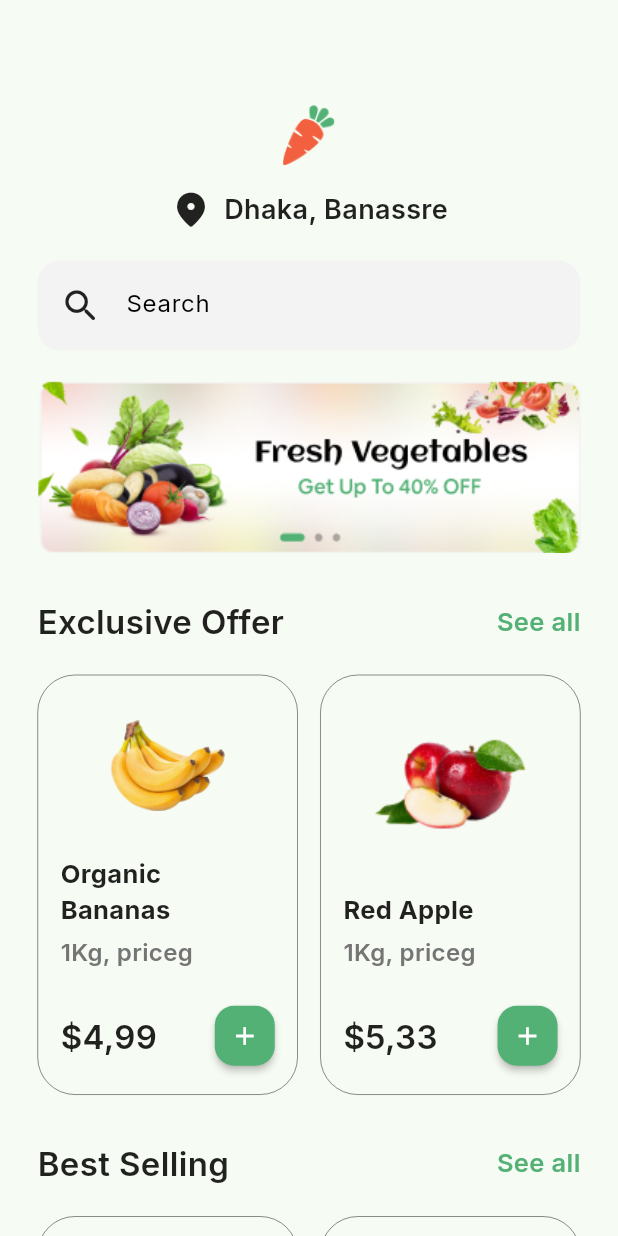
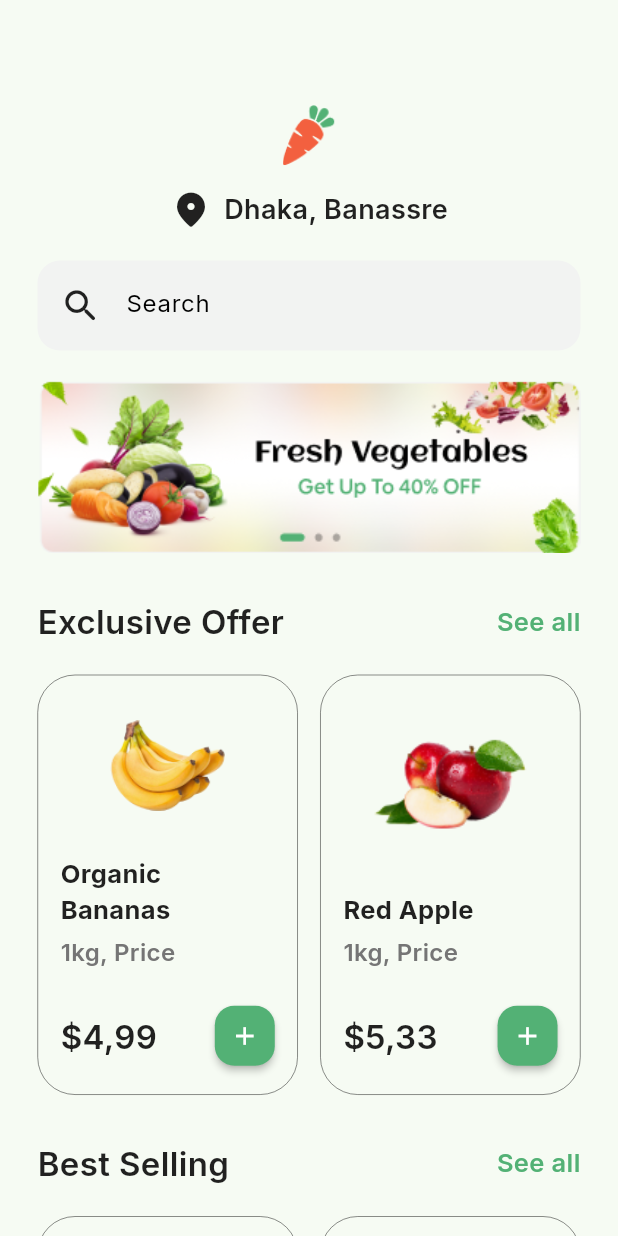
Before and after one commit to mohamed3sman/grocery_app, a Flutter app: the ShopView screen opened directly, on a phone screen of 412 x 824 dp. Run offline on Flutter 3.47's test engine with Material 2 defaults, Android fonts, the phone set to English and light mode, and no system bars; our stand-ins replace animate_do, google_fonts, intl_phone_field; missing offline and left inert: flutter_verification_code; statements that could not run were skipped.

Commit message:
product view done

```diff
--- a/lib/views/explore_view/widgets/custom_product_widget.dart
+++ b/lib/shared/components/custom_product_widget.dart
@@ -6,11 +6,13 @@ class CustomProductWidget extends StatelessWidget {
       {super.key,
       required this.productImage,
       required this.productName,
-      required this.productPrice});
+      required this.productPrice,
+      required this.unit});
 
   final String productImage;
   final String productName;
   final String productPrice;
+  final String unit;
 
   @override
   Widget build(BuildContext context) {
@@ -54,7 +56,7 @@ class CustomProductWidget extends StatelessWidget {
                 height: 5,
               ),
               Text(
-                '1Kg, priceg',
+                '$unit, Price',
                 style: TextStyle(
                   fontSize: 16,
                   color: Colors.grey[600],
--- a/lib/views/shop_view/widgets/custom_product_widget.dart
+++ /dev/null
@@ -1,101 +0,0 @@
-import 'package:flutter/material.dart';
-import 'package:grocery_app/shared/constants.dart';
-
-class CustomProductWidget extends StatelessWidget {
-  const CustomProductWidget(
-      {super.key,
-      required this.productImage,
-      required this.productName,
-      required this.productPrice});
-
-  final String productImage;
-  final String productName;
-  final String productPrice;
-
-  @override
-  Widget build(BuildContext context) {
-    return Container(
-      width: 220,
-      height: 280,
-      padding: const EdgeInsets.only(
-        top: 30,
-        left: 15,
-        right: 15,
-        bottom: 15,
-      ),
-      decoration: BoxDecoration(
-        border: Border.all(
-          color: Colors.black,
-          width: 0.3,
-        ),
-        borderRadius: BorderRadius.circular(25),
-      ),
-      child: Column(
-        children: [
-          Expanded(
-            child: Image.asset(
-              productImage,
-            ),
-          ),
-          const SizedBox(
-            height: 30,
-          ),
-          Column(
-            crossAxisAlignment: CrossAxisAlignment.start,
-            children: [
-              Text(
-                productName,
-                style: const TextStyle(
-                  fontSize: 17,
-                  fontWeight: FontWeight.w700,
-                ),
-              ),
-              const SizedBox(
-                height: 5,
-              ),
-              Text(
-                '1Kg, priceg',
-                style: TextStyle(
-                  fontSize: 16,
-                  color: Colors.grey[600],
-                  fontWeight: FontWeight.w600,
-                ),
-              ),
-              const SizedBox(
-                height: 20,
-              ),
-              Row(
-                mainAxisAlignment: MainAxisAlignment.spaceBetween,
-                children: [
-                  Text(
-                    '\$$productPrice',
-                    style: const TextStyle(
-                      fontSize: 22,
-                      fontWeight: FontWeight.w600,
-                    ),
-                  ),
-                  SizedBox(
-                    width: 40,
-                    child: MaterialButton(
-                      onPressed: () {},
-                      shape: RoundedRectangleBorder(
-                        borderRadius: BorderRadius.circular(13),
-                      ),
-                      padding: const EdgeInsets.symmetric(vertical: 10),
-                      color: primaryColor,
-                      child: const Icon(
-                        Icons.add,
-                        size: 20,
-                        color: Colors.white,
-                      ),
-                    ),
-                  )
-                ],
-              ),
-            ],
-          ),
-        ],
-      ),
-    );
-  }
-}
--- a/lib/views/shop_view/widgets/shop_view_body.dart
+++ b/lib/views/shop_view/widgets/shop_view_body.dart
@@ -1,8 +1,8 @@
 import 'package:animate_do/animate_do.dart';
 import 'package:flutter/material.dart';
+import 'package:grocery_app/shared/components/custom_product_widget.dart';
 import 'package:grocery_app/shared/constants.dart';
 import 'package:grocery_app/views/product_details_view/product_details_view.dart';
-import 'package:grocery_app/views/shop_view/widgets/custom_product_widget.dart';
 
 import 'shop_view_search_container.dart';
 
@@ -85,6 +85,7 @@ class ShopViewBody extends StatelessWidget {
                       productImage: 'assets/images/banana.png',
                       productName: 'Organic Bananas',
                       productPrice: '4,99',
+                      unit: '1kg',
                     ),
                   )),
                   const SizedBox(
@@ -103,6 +104,7 @@ class ShopViewBody extends StatelessWidget {
                         productImage: 'assets/images/apple.png',
                         productName: 'Red Apple',
                         productPrice: '5,33',
+                        unit: '1kg',
                       ),
                     ),
                   )),
@@ -142,6 +144,7 @@ class ShopViewBody extends StatelessWidget {
                       productImage: 'assets/images/beef.png',
                       productName: 'Beef Bone',
                       productPrice: '11,77',
+                      unit: '1kg',
                     ),
                   )),
                   const SizedBox(
@@ -153,6 +156,7 @@ class ShopViewBody extends StatelessWidget {
                       productImage: 'assets/images/chicken.png',
                       productName: 'Broiler Chicken',
                       productPrice: '9,55',
+                      unit: '1kg',
                     ),
                   )),
                 ],
@@ -168,6 +172,7 @@ class ShopViewBody extends StatelessWidget {
                       productImage: 'assets/images/felfel.png',
                       productName: 'Pepper',
                       productPrice: '3,65',
+                      unit: '1kg',
                     ),
                   )),
                   const SizedBox(
@@ -179,6 +184,7 @@ class ShopViewBody extends StatelessWidget {
                       productImage: 'assets/images/gwafa.png',
                       productName: 'Guava',
                       productPrice: '3,55',
+                      unit: '1kg',
                     ),
                   )),
                 ],
```
Also changed, not shown: lib/views/explore_view/widgets/explore_view_body.dart (+14 -5 lines), lib/views/product_view/product_view.dart (added, +15 -0 lines), lib/views/product_view/widgets/product_view_body.dart (added, +131 -0 lines), assets/images/apple-juice.png (added), assets/images/cocakola.png (added), assets/images/diet-coke.png (added), assets/images/egg-ch-red.png (added), assets/images/egg-ch-white.png (added), assets/images/egg-nodles.png (added), assets/images/egg-noodles.png (added), assets/images/egg-pasta.png (added), assets/images/mayonnaise-eggless.png (added), assets/images/orange-juice.png (added), assets/images/pepsi.png (added), 1 more files.
